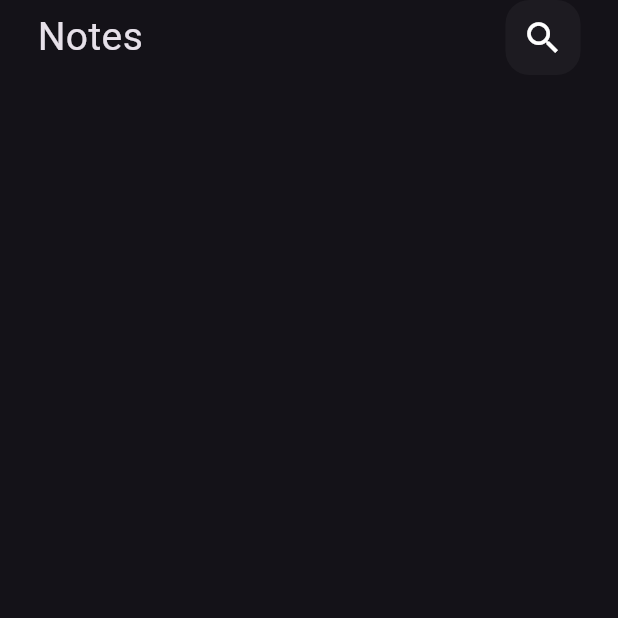
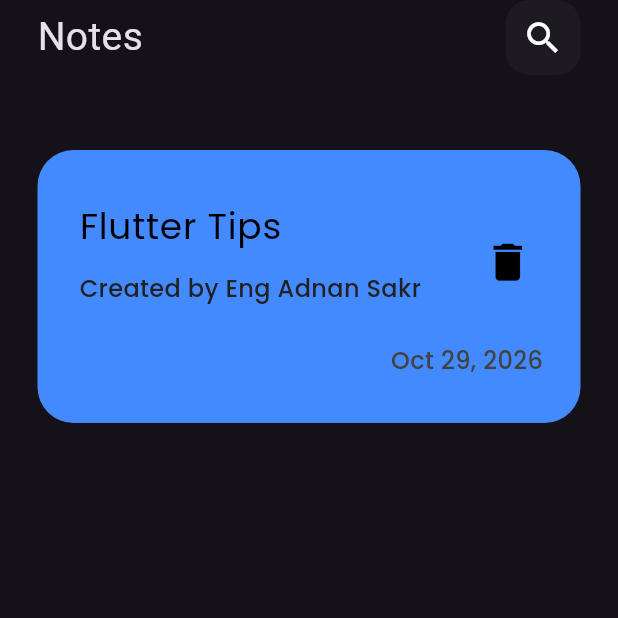
Before and after one commit to adnansakr593-beep/Notes-App, a Flutter app: the screen it shows after launch, on a phone screen of 412 x 824 dp, the top half of it. Run offline on Flutter 3.47's test engine with Material 3 defaults, Android fonts, the phone set to English and light mode, and no system bars; our stand-ins replace google_fonts.

Commit message:
make some detils

```diff
--- a/lib/widgets/custom_app_bar..dart
+++ b/lib/widgets/custom_app_bar..dart
@@ -1,3 +1,4 @@
+// ignore: file_names
 import 'package:flutter/material.dart';
 import 'package:notes_app/widgets/custom_search_icon.dart';
 
--- /dev/null
+++ b/lib/widgets/custom_card.dart
@@ -0,0 +1,57 @@
+import 'package:flutter/material.dart';
+import 'package:google_fonts/google_fonts.dart';
+
+class CustomCard extends StatelessWidget {
+  const CustomCard({super.key});
+
+  @override
+  Widget build(BuildContext context) {
+    return Container(
+      padding: EdgeInsets.only(top: 25,bottom: 25,left: 12,),
+      margin: EdgeInsets.symmetric(vertical: 25),
+      decoration: BoxDecoration(
+        color: Colors.blueAccent,
+        borderRadius: BorderRadius.circular(24),
+      ),
+      child: Column(
+        crossAxisAlignment: CrossAxisAlignment.end,
+        children: [
+          ListTile(
+            title: Text(
+              'Flutter Tips',
+              style: GoogleFonts.poppins(color: Colors.black, fontSize: 24),
+            ),
+
+            subtitle: Padding(
+              padding: const EdgeInsets.symmetric(vertical: 12),
+              child: Text(
+                'Created by Eng Adnan Sakr',
+                style: GoogleFonts.poppins(
+                  fontSize: 16,
+                  color: Colors.grey[900],
+                  fontWeight: FontWeight.w500,
+                ),
+              ),
+            ),
+            trailing: IconButton(
+              onPressed: () {},
+              icon: Icon(Icons.delete, color: Colors.black,
+              size: 33,),
+            ),
+          ),
+          Padding(
+            padding: const EdgeInsets.symmetric(horizontal: 25.0,vertical: 5),
+            child: Text(
+              'Oct 29, 2026',
+              style: GoogleFonts.poppins(
+                fontSize: 16,
+                color: Colors.grey[800],
+                fontWeight: FontWeight.w500,
+              ),
+            ),
+          ),
+        ],
+      ),
+    );
+  }
+}
--- a/lib/widgets/custom_view.dart
+++ b/lib/widgets/custom_view.dart
@@ -1,5 +1,6 @@
 import 'package:flutter/material.dart';
 import 'package:notes_app/widgets/custom_app_bar..dart';
+import 'package:notes_app/widgets/custom_card.dart';
 
 class CustomView extends StatelessWidget {
   const CustomView({super.key});
@@ -13,7 +14,9 @@ class CustomView extends StatelessWidget {
         (
           children:
           [
-            CustomAppBar()
+            CustomAppBar(),
+            const SizedBox(height: 25,),
+            CustomCard()
           ],
         ),
       ),
--- a/pubspec.yaml
+++ b/pubspec.yaml
@@ -34,6 +34,7 @@ dependencies:
   # The following adds the Cupertino Icons font to your application.
   # Use with the CupertinoIcons class for iOS style icons.
   cupertino_icons: ^1.0.8
+  google_fonts: ^6.3.2
 
 dev_dependencies:
   flutter_test:
```
Also changed, not shown: pubspec.lock, 1 other file.
